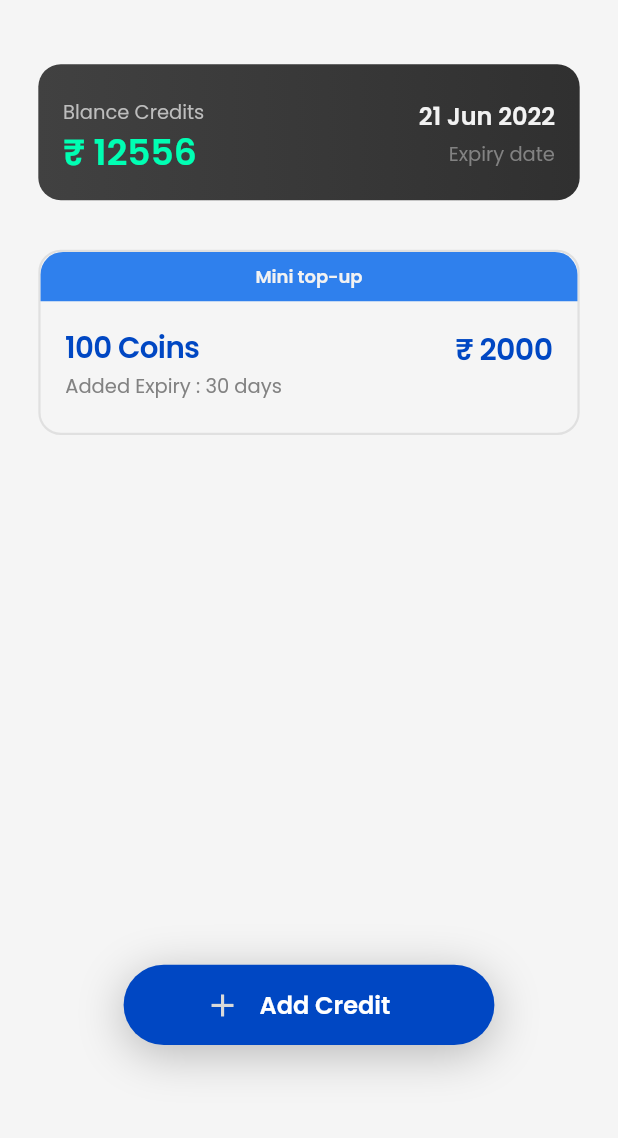
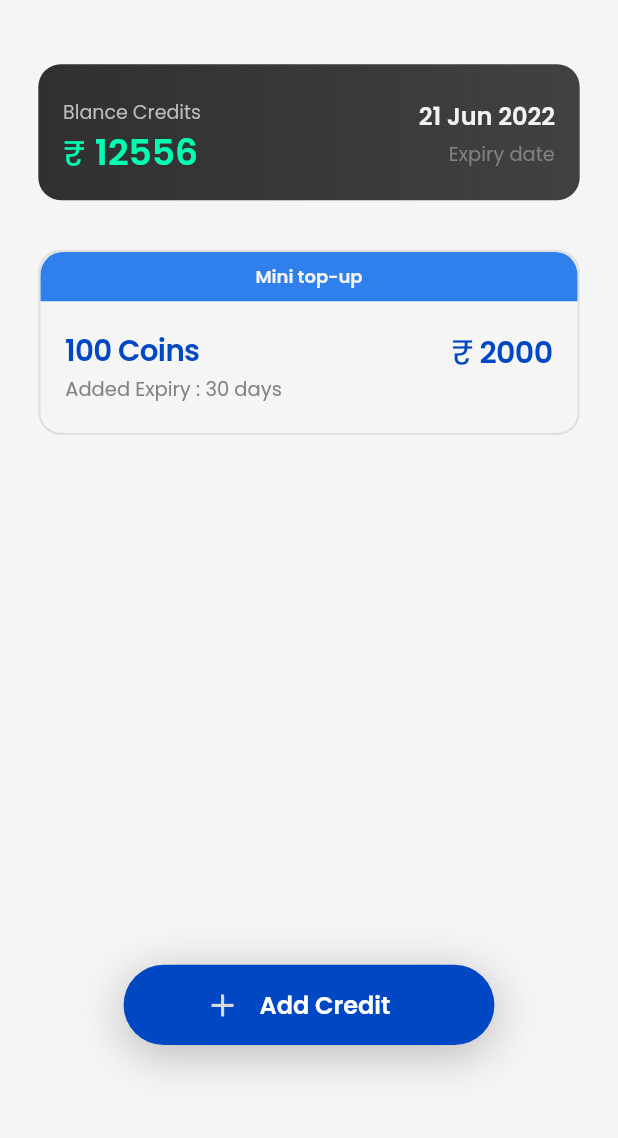
Before and after one commit to XyvinTech/OXIUM_APP, a Flutter app: the PopUpPage screen opened by its route, after a tap on "Mini top-up", on a phone screen of 412 x 824 dp, the part 92-1230 px from its top. Run offline on Flutter 3.47's test engine with Material 2 defaults, Android fonts, the phone set to English and light mode, and no system bars; drawn by our look-alikes of auto_size_text; our stand-ins replace animated_bottom_navigation_bar, cached_network_image, carousel_slider, country_picker, device_info_plus, dots_indicator and 13 more; missing offline and left inert: flutter_polyline_points, google_directions_api, google_place, linear_progress_bar, qr_code_scanner; accounts and stored records are empty; project files that could hold a hidden picture were left out.

Commit message:
your commit message

```diff
--- a/lib/View/WalletPage/topup.dart
+++ b/lib/View/WalletPage/topup.dart
@@ -1,4 +1,5 @@
 import 'package:flutter/material.dart';
+import 'package:flutter_screenutil/flutter_screenutil.dart';
 import 'package:flutter_svg/svg.dart';
 import 'package:freelancer_app/View/Widgets/apptext.dart';
 import 'package:get/get.dart';
@@ -46,8 +47,10 @@ class PopUp extends StatelessWidget {
               height: size.height * 0.11,
               decoration: BoxDecoration(
                   borderRadius: BorderRadius.circular(15),
-                  gradient: LinearGradient(
-                      colors: [Color(0xff414141), Color(0xff303030)])),
+                  gradient: LinearGradient(colors: [
+                    Color(0xff303030),
+                    Color(0xff414141),
+                  ])),
               child: Padding(
                 padding: EdgeInsets.only(
                   left: size.width * 0.04,
@@ -62,7 +65,7 @@ class PopUp extends StatelessWidget {
                       children: [
                         CustomSmallText(
                           text: "Blance Credits",
-                          size: 13,
+                          size: 13.sp,
                           color: Color(0xffBDBDBD),
                         ),
 
@@ -74,10 +77,23 @@ class PopUp extends StatelessWidget {
                         //     color: Color(0xff00FF83),
                         //   ),
                         // ),
+                        Row(
+                          children: [
+                            Text(
+                              "₹",
+                              style: TextStyle(
+                                  fontFamily: "Arial",
+                                  fontSize: 24.sp,
+                                  fontWeight: FontWeight.w400,
+                                  color: Color(0xff00FFB3)),
+                            ),
+                            width(6.w),
                             CustomBigText(
-                          text: "₹ 12556",
+                              text: "12556",
                               size: 24,
                               color: Color(0xff00FFB3),
+                            ),
+                          ],
                         )
                       ],
                     ),
@@ -175,12 +191,25 @@ class PopUp extends StatelessWidget {
                 ),
                 Padding(
                   padding: EdgeInsets.only(bottom: size.height * 0.023),
-                  child: CustomSmallText(
-                    text: "₹ 2000",
+                  child: Row(
+                    children: [
+                      Text(
+                        "₹",
+                        style: TextStyle(
+                            fontFamily: "Arial",
+                            fontSize: 24.sp,
+                            fontWeight: FontWeight.w400,
+                            color: Color(0xff0047C3)),
+                      ),
+                      width(4.w),
+                      CustomSmallText(
+                        text: "2000",
                         size: 20,
                         letterspacing: -0.408,
                         color: Color(0xff0047C3),
                         fontWeight: FontWeight.w600,
+                      ),
+                    ],
                   ),
                 )
               ],
--- a/lib/View/WalletPage/topup_page.dart
+++ b/lib/View/WalletPage/topup_page.dart
@@ -1,4 +1,5 @@
 import 'package:flutter/material.dart';
+import 'package:flutter_screenutil/flutter_screenutil.dart';
 import 'package:flutter_svg/svg.dart';
 import 'package:freelancer_app/View/WalletPage/topup.dart';
 import 'package:freelancer_app/View/Widgets/apptext.dart';
@@ -56,9 +57,7 @@ class PopUpPage extends StatelessWidget {
               ),
               height(size.height * 0.02),
               InkWell(
-                onTap: () {
-                  Get.to(() => PopUp());
-                },
+                onTap: () {},
                 child: _topupCard(
                   title: "Normal top-up",
                   color: Color(0xffF2994A),
@@ -66,19 +65,17 @@ class PopUpPage extends StatelessWidget {
               ),
               height(size.height * 0.02),
               InkWell(
-                onTap: () {
-                  Get.to(() => PopUp());
-                },
+                onTap: () {},
                 child: _topupCard(
                   title: "Golden top-up",
                   color: Color(0xff2F80ED),
                   gradient: LinearGradient(
                     colors: [
-                      Color(0xffCEAE65),
-                      Color(0xffEEBC3D),
                       Color(0xffFAEDB6),
                       Color(0xffD2B269),
                       Color(0xffF0E6A8),
+                      Color(0xffCEAE65),
+                      Color(0xffEEBC3D),
                     ],
                   ),
                   textColor: Color(0xff4F4F4F),
@@ -86,9 +83,7 @@ class PopUpPage extends StatelessWidget {
               ),
               height(size.height * 0.02),
               InkWell(
-                onTap: () {
-                  Get.to(() => PopUp());
-                },
+                onTap: () {},
                 child: _topupCard(
                   title: "Platinum top-up",
                   color: Color(0xff2F80ED),
@@ -168,11 +163,24 @@ class PopUpPage extends StatelessWidget {
                 ),
                 Padding(
                   padding: EdgeInsets.only(bottom: size.height * 0.023),
-                  child: CustomSmallText(
-                    text: "₹ 2000",
-                    size: 20,
-                    letterspacing: -0.408,
-                    color: Color(0xff0047C3),
+                  child: Row(
+                    children: [
+                      Text(
+                        "₹",
+                        style: TextStyle(
+                            fontFamily: "Arial",
+                            fontSize: 20.sp,
+                            fontWeight: FontWeight.w400,
+                            color: Color(0xff0047C3)),
+                      ),
+                      width(4.w),
+                      CustomSmallText(
+                        text: "2000",
+                        size: 20,
+                        color: Color(0xff0047C3),
+                        fontWeight: FontWeight.w600,
+                      )
+                    ],
                   ),
                 )
               ],
--- a/lib/View/Widgets/apptext.dart
+++ b/lib/View/Widgets/apptext.dart
@@ -83,6 +83,7 @@ class CustomSmallText extends StatelessWidget {
           textAlign: textAlign ?? null,
           minFontSize: 12,
           style: GoogleFonts.poppins(
+
             decoration: decoration,
             letterSpacing: letterspacing ?? null,
             fontSize: size ?? 14.sp,
```
Also changed, not shown: lib/View/Trips/trips_page.dart (+8 -8 lines). Lines whose indentation alone changed are shown as unchanged.
